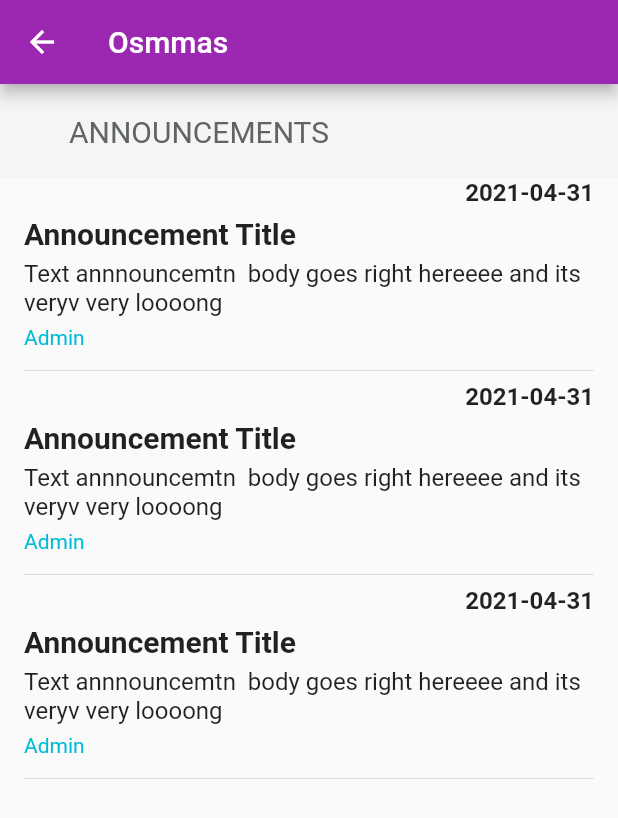
After one commit to itsmushi/osmmas, a Flutter app: the screen it shows after launch, in the side drawer, after a tap on "Annoucement", on a phone screen of 412 x 824 dp. The commit adds this screen. Shown: the top 818 px of the screen. Run offline on Flutter 3.47's test engine with Material 2 defaults, Android fonts, the light colour scheme and no system bars; our stand-ins replace flutter_swiper, rflutter_alert; network calls fail.

Commit message:
announcement widget and screen added

```diff
--- a/lib/main.dart
+++ b/lib/main.dart
@@ -1,6 +1,7 @@
 import 'package:flutter/material.dart';
 import 'package:osmmas/providers/subject_list.dart';
 import 'package:osmmas/providers/subject_result.dart';
+import 'package:osmmas/screens/announcement_screen.dart';
 import 'package:osmmas/screens/average_result_screen.dart';
 import 'package:osmmas/screens/dashboard_screen.dart';
 import 'package:osmmas/screens/reports_screen.dart';
@@ -63,6 +64,7 @@ class MyApp extends StatelessWidget {
           AverageResultsScreen.routeName: (_) => AverageResultsScreen(),
           SuggestionScreen.routeName: (_) => SuggestionScreen(),
           StudentInfoScreen.routeName: (_) => StudentInfoScreen(),
+          AnnouncementScreen.routeName:(_)=>AnnouncementScreen(),
         },
       ),
     );
--- /dev/null
+++ b/lib/screens/announcement_screen.dart
@@ -0,0 +1,30 @@
+import 'package:flutter/material.dart';
+import 'package:osmmas/widgets/announcement.dart';
+import 'package:osmmas/widgets/page_title.dart';
+
+class AnnouncementScreen extends StatelessWidget {
+  static const String routeName = 'announcement';
+  @override
+  Widget build(BuildContext context) {
+    return Scaffold(
+      appBar: AppBar(
+        title: Text("Osmmas"),
+      ),
+      body: Column(
+        children: [
+          Container(
+            child: Column(
+              crossAxisAlignment: CrossAxisAlignment.start,
+              children: [
+                PageTitle("ANNOUNCEMENTS", false),
+              ],
+            ),
+          ),
+          Announcement(),
+           Announcement(),
+            Announcement(),
+        ],
+      ),
+    );
+  }
+}
--- /dev/null
+++ b/lib/widgets/announcement.dart
@@ -0,0 +1,45 @@
+import 'package:flutter/material.dart';
+
+class Announcement extends StatelessWidget {
+  @override
+  Widget build(BuildContext context) {
+    return Container(
+      padding: EdgeInsets.symmetric(horizontal: 16),
+      child: Column(
+        crossAxisAlignment: CrossAxisAlignment.start,
+        children: [
+          Row(
+            mainAxisAlignment: MainAxisAlignment.end,
+            children: [
+              Text(
+                "2021-04-31",
+                style: TextStyle(fontWeight: FontWeight.bold, fontSize: 16),
+              )
+            ],
+          ),
+          Padding(
+            padding: EdgeInsets.symmetric(vertical: 6),
+            child: Text(
+              "Announcement Title",
+              style: TextStyle(fontWeight: FontWeight.bold, fontSize: 20),
+            ),
+          ),
+          Text(
+            "Text annnouncemtn  body goes right hereeee and its veryv very loooong",
+            style: TextStyle(
+              fontSize: 16,
+            ),
+          ),
+          Padding(
+            padding: EdgeInsets.symmetric(vertical: 6),
+            child: Text(
+              "Admin",
+              style: TextStyle(color: Colors.cyan, fontSize: 14),
+            ),
+          ),
+          Divider()
+        ],
+      ),
+    );
+  }
+}
--- a/lib/widgets/app_drawer.dart
+++ b/lib/widgets/app_drawer.dart
@@ -1,4 +1,5 @@
 import 'package:flutter/material.dart';
+import 'package:osmmas/screens/announcement_screen.dart';
 import 'package:osmmas/screens/student_info_sreen.dart';
 import 'package:osmmas/screens/suggestion_screen.dart';
 
@@ -24,7 +25,9 @@ class AppDrawer extends StatelessWidget {
             ),
             Divider(),
             ListTile(
-              title: Text("Annoucement"),
+              title: Text("Annoucement"),onTap: () {
+                Navigator.pushNamed(context,AnnouncementScreen.routeName);
+              },
             ),
             Divider(),
             ListTile(
```
